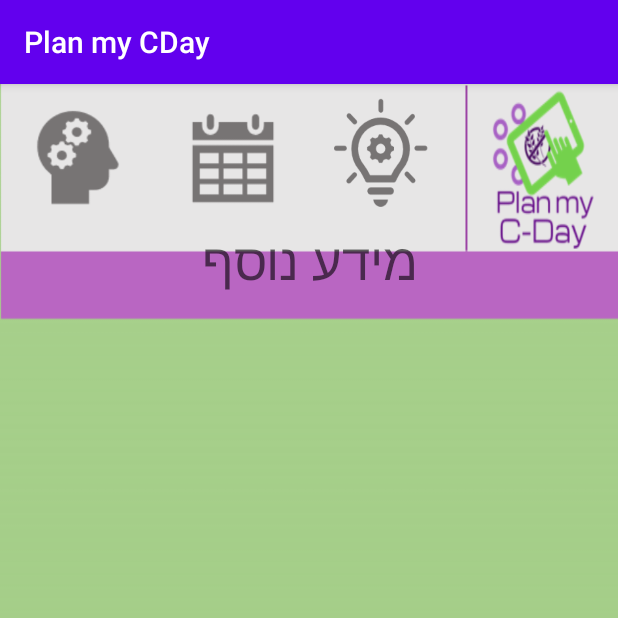
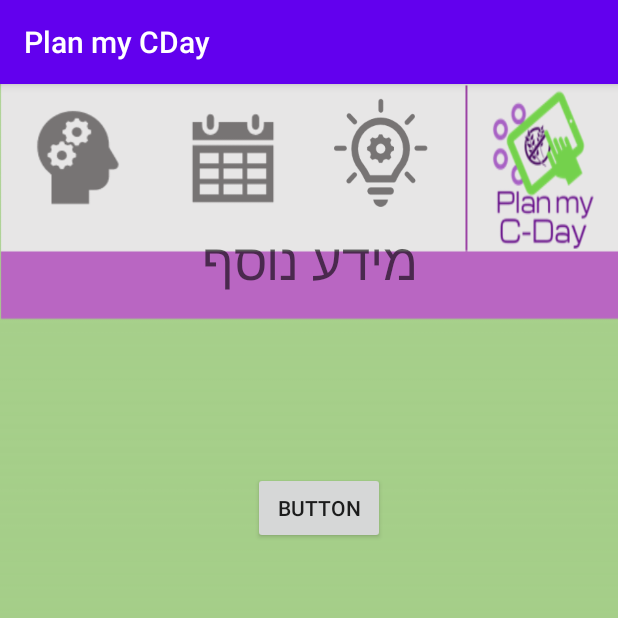
Before and after one commit to YuvalYahav/PlanMyCDay, an Android app: the InformationActivity screen opened directly, with no data from a screen before it, on a phone screen of 412 x 824 dp, the top half of it. Run offline under Robolectric (Android 15) with nearby library versions, the phone set to English and light mode, and no system bars.

Commit message:
Update activity_information.xml

```diff
--- a/app/src/main/res/layout/activity_information.xml
+++ b/app/src/main/res/layout/activity_information.xml
@@ -59,4 +59,16 @@
         app:layout_constraintEnd_toEndOf="parent"
         app:layout_constraintStart_toStartOf="parent"
         app:layout_constraintTop_toBottomOf="@+id/batCal" />
+
+    <Button
+        android:id="@+id/button2"
+        android:layout_width="wrap_content"
+        android:layout_height="wrap_content"
+        android:layout_marginStart="168dp"
+        android:layout_marginTop="118dp"
+        android:layout_marginEnd="155dp"
+        android:text="Button"
+        app:layout_constraintEnd_toEndOf="parent"
+        app:layout_constraintStart_toStartOf="parent"
+        app:layout_constraintTop_toBottomOf="@+id/textView3" />
 </androidx.constraintlayout.widget.ConstraintLayout>
```
